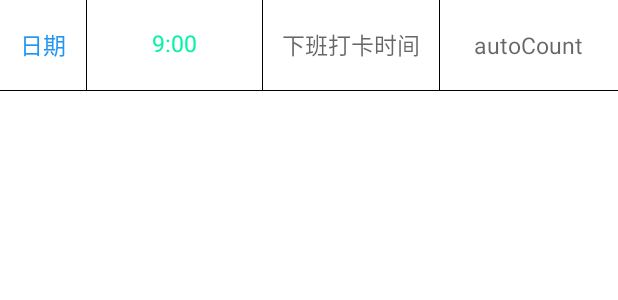
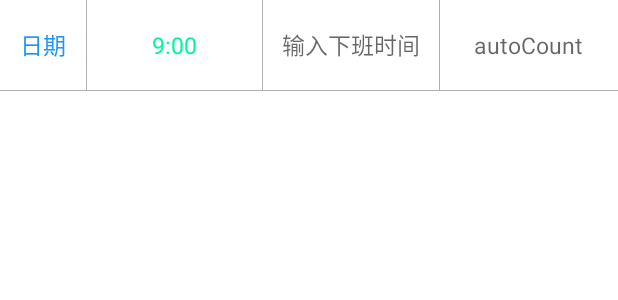
Before and after one commit to ChenBabys/DingdingTimeStatistics, an Android app: the layout item_main_list_view.xml on its own in the app's theme, with its tools: preview values and no code run, on a phone screen of 412 x 824 dp. Shown: the top 300 px of the screen. Run offline under Robolectric (Android 15) with nearby library versions, the light colour scheme and no system bars.

Commit message:
添加了诸多细节处理~准备接入本地缓存化~

```diff
--- a/app/build.gradle
+++ b/app/build.gradle
@@ -96,4 +96,6 @@ dependencies {
     implementation 'com.blankj:utilcodex:1.30.6'
     //原生刷新框架
     implementation "androidx.swiperefreshlayout:swiperefreshlayout:1.1.0"
+    //腾讯mmkv
+    implementation 'com.tencent:mmkv-static:1.2.6'
 }
--- a/app/src/main/AndroidManifest.xml
+++ b/app/src/main/AndroidManifest.xml
@@ -2,16 +2,18 @@
 <manifest xmlns:android="http://schemas.android.com/apk/res/android"
     xmlns:tools="http://schemas.android.com/tools"
     package="com.chenbabys.dingdingtimestatistics">
+
     <uses-permission android:name="android.permission.INTERNET" />
     <uses-permission android:name="android.permission.ACCESS_NETWORK_STATE" /> <!-- 访问WiFi状态 -->
 
     <application
+        android:name=".App"
         android:allowBackup="true"
         android:icon="@mipmap/ic_launcher"
         android:label="@string/app_name"
+        android:networkSecurityConfig="@xml/network_security_config"
         android:roundIcon="@mipmap/ic_launcher_round"
         android:supportsRtl="true"
-        android:networkSecurityConfig="@xml/network_security_config"
         android:theme="@style/Theme.DingdingTimeStatistics">
         <activity android:name=".MainActivity">
             <intent-filter>
@@ -20,7 +22,7 @@
                 <category android:name="android.intent.category.LAUNCHER" />
             </intent-filter>
         </activity>
-<!--        //今日头条屏幕适配-->
+        <!--        //今日头条屏幕适配-->
         <meta-data
             android:name="design_width_in_dp"
             android:value="414" />
--- a/app/src/main/java/com/chenbabys/dingdingtimestatistics/base/BaseViewModel.kt
+++ b/app/src/main/java/com/chenbabys/dingdingtimestatistics/base/BaseViewModel.kt
@@ -15,7 +15,7 @@ import kotlinx.coroutines.withContext
 /**
  * 基类viewModel
  */
-class BaseViewModel:ViewModel() , LifecycleObserver {
+open class BaseViewModel:ViewModel() , LifecycleObserver {
     var loadingMessage = MutableLiveData<LoadingMessage>()//是否显示loading
     var errorData = MutableLiveData<ErrorResult>()//错误信息
     private fun showError(error: ErrorResult) {
--- a/app/src/main/res/layout/item_main_list_head_view.xml
+++ b/app/src/main/res/layout/item_main_list_head_view.xml
@@ -3,7 +3,7 @@
     android:layout_width="match_parent"
     xmlns:app="http://schemas.android.com/apk/res-auto"
     android:orientation="horizontal"
-    app:divider="@color/black"
+    app:divider="@color/gray"
     app:showDividers="middle"
     android:background="@color/yellow"
     android:layout_gravity="center"
--- a/app/src/main/res/layout/item_main_list_view.xml
+++ b/app/src/main/res/layout/item_main_list_view.xml
@@ -1,69 +1,75 @@
 <?xml version="1.0" encoding="utf-8"?>
 <androidx.appcompat.widget.LinearLayoutCompat xmlns:android="http://schemas.android.com/apk/res/android"
+    xmlns:app="http://schemas.android.com/apk/res-auto"
     android:layout_width="match_parent"
-    xmlns:app="http://schemas.android.com/apk/res-auto"
-    android:orientation="vertical"
-    android:layout_height="wrap_content">
+    android:layout_height="wrap_content"
+    android:orientation="vertical">
 
     <androidx.appcompat.widget.LinearLayoutCompat
         android:layout_width="match_parent"
+        android:layout_height="60dp"
+        android:gravity="center"
         android:orientation="horizontal"
-        app:divider="@color/black"
-        app:showDividers="middle"
-        android:gravity="center"
-        android:layout_height="60dp">
+        app:divider="@color/gray"
+        app:showDividers="middle">
+
         <TextView
             android:id="@+id/tv_date"
             android:layout_width="0dp"
+            android:layout_height="match_parent"
             android:layout_weight="1"
+            android:gravity="center_horizontal|center"
             android:text="日期"
-        android:textSize="15sp"
             android:textColor="@color/purple_500"
-        android:gravity="center_horizontal"
-        android:layout_height="wrap_content"/>
+            android:textSize="15sp" />
 
         <EditText
             android:id="@+id/tv_start_time"
             android:layout_width="0dp"
+            android:layout_height="match_parent"
             android:layout_weight="2"
+            android:background="@null"
+            android:digits=":.0123456789"
+            android:gravity="center_horizontal|center"
+            android:hint="输入上班时间"
+            android:imeActionLabel="保存"
+            android:imeOptions="actionDone"
+            android:inputType="number"
+            android:singleLine="true"
             android:text="9:00"
-        android:hint="上班打卡时间"
-        android:textSize="15sp"
-        android:background="@null"
-        android:imeOptions="actionDone"
-        android:inputType="text"
             android:textColor="@color/qing"
-        android:gravity="center_horizontal"
-        android:layout_height="wrap_content"/>
-
+            android:textSize="15sp" />
+        <!--        要设置singleline,否则不起效-->
         <EditText
             android:id="@+id/tv_end_time"
             android:layout_width="0dp"
+            android:layout_height="match_parent"
             android:layout_weight="2"
-        android:textSize="15sp"
-        android:inputType="text"
+            android:background="@null"
+            android:digits=":.0123456789"
+            android:gravity="center_horizontal|center"
+            android:hint="输入下班时间"
             android:imeOptions="actionDone"
-        android:hint="下班打卡时间"
-        android:background="@null"
-        android:textColor="@color/gay"
-        android:gravity="center_horizontal"
-        android:layout_height="wrap_content"/>
+            android:inputType="number"
+            android:singleLine="true"
+            android:textColor="@color/orange"
+            android:textSize="15sp" />
 
 
         <TextView
             android:id="@+id/tv_count"
             android:layout_width="0dp"
+            android:layout_height="match_parent"
             android:layout_weight="2"
+            android:gravity="center_horizontal|center"
             android:hint="autoCount"
-        android:textSize="15sp"
-        android:textColor="@color/red"
-        android:gravity="center_horizontal"
-        android:layout_height="wrap_content"/>
+            android:textColor="@color/black"
+            android:textSize="15sp" />
 
     </androidx.appcompat.widget.LinearLayoutCompat>
 
     <View
         android:layout_width="match_parent"
-        android:background="@color/black"
-        android:layout_height="0.5dp"/>
+        android:layout_height="0.5dp"
+        android:background="@color/gray" />
 </androidx.appcompat.widget.LinearLayoutCompat>
--- a/app/src/main/res/values/colors.xml
+++ b/app/src/main/res/values/colors.xml
@@ -8,7 +8,10 @@
     <color name="black">#FF000000</color>
     <color name="white">#FFFFFFFF</color>
     <color name="yellow">#F5FF8D</color>
-    <color name="gay">#AEAEAE</color>
+    <color name="gray">#AEAEAE</color>
     <color name="red">#FF0000</color>
     <color name="qing">#06F3A7</color>
+    <color name="lite_pink">#FF80AB</color>
+    <color name="orange">#FF6D00</color>
+    <color name="yellow_deep">#FFD600</color>
 </resources>
```
Also changed, not shown: app/src/main/java/com/chenbabys/dingdingtimestatistics/App.kt (added, +17 -0 lines), app/src/main/java/com/chenbabys/dingdingtimestatistics/MainActivity.kt (+25 -9 lines), app/src/main/java/com/chenbabys/dingdingtimestatistics/ui/main/DateEntity.kt (+33 -20 lines), app/src/main/java/com/chenbabys/dingdingtimestatistics/ui/main/MainListAdapter.kt (+50 -16 lines), app/src/main/java/com/chenbabys/dingdingtimestatistics/ui/viewmodel/MainVM.kt (added, +36 -0 lines), app/src/main/java/com/chenbabys/dingdingtimestatistics/util/CacheUtil.kt (added, +33 -0 lines), app/src/main/java/com/chenbabys/dingdingtimestatistics/util/CalenderUtil.kt (+18 -6 lines). Lines whose indentation alone changed are shown as unchanged.
